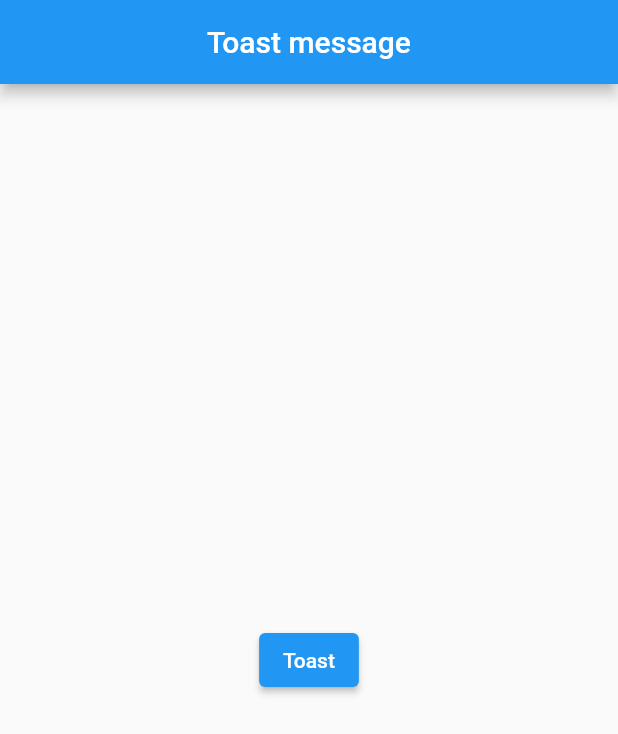
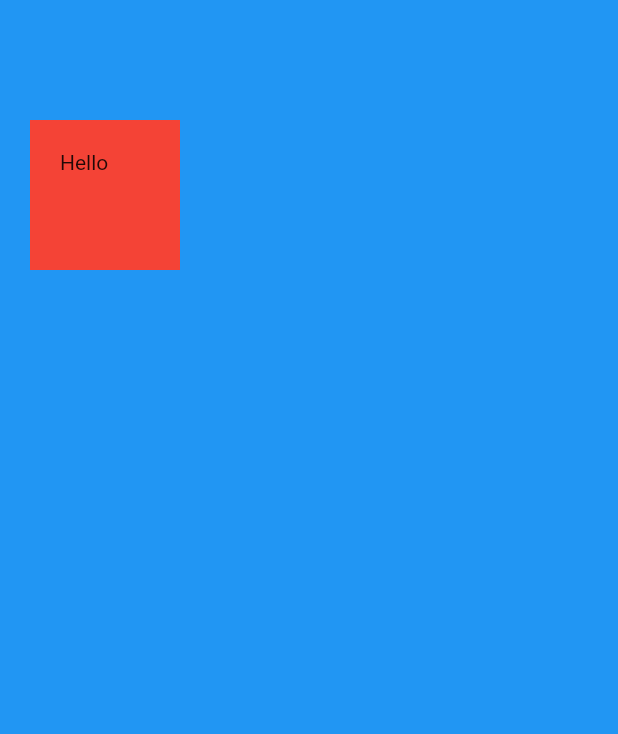
Before and after one commit to kisbi3/contact, a Flutter app: the screen it shows after launch, on a phone screen of 412 x 824 dp. Shown: the top 734 px of the screen. Run offline on Flutter 3.47's test engine with Material 2 defaults, Android fonts, the phone set to English and light mode, and no system bars.

Commit message:
Container Widget 되짚어보기
순한맛 20

```diff
--- a/lib/main.dart
+++ b/lib/main.dart
@@ -1,5 +1,4 @@
 import 'package:flutter/material.dart';
-import 'package:fluttertoast/fluttertoast.dart';
 
 void main() => runApp(MyApp());
 
@@ -24,31 +23,23 @@ class MyPage extends StatelessWidget {
   @override
   Widget build(BuildContext context) {
     return Scaffold(
-      appBar: AppBar(
-        title: Text('Toast message'),
-        centerTitle: true,
-      ),
-      body: Center(
-        child: ElevatedButton(
-            onPressed: (){
-              flutterToast();
-            },
-            child: Text('Toast'),
-            style: ElevatedButton.styleFrom(
-              backgroundColor: Colors.blue,
-            ),
+      backgroundColor: Colors.blue,
+      // SafeArea : 표현하려는 것이 화면 밖으로 나가는 것을 방지하는 역할.
+      body: SafeArea(
+        // Container는 최대한 큰 공간을 차지하려고 함!(child가 없는 경우.)
+        child: Container(
+          color: Colors.red,
+          width: 100,
+          height: 100,
+          margin: EdgeInsets.symmetric(
+            vertical: 80,
+            horizontal: 20,
+          ),
+          padding: EdgeInsets.all(20),
+          // child가 있는 경우에는 child 크기로 Container가 작아짐!
+          child: Text("Hello"),
         ),
       ),
     );
   }
 }
-
-void flutterToast(){
-  Fluttertoast.showToast(msg: 'Flutter',
-  gravity: ToastGravity.BOTTOM,
-  backgroundColor: Colors.redAccent,
-  fontSize: 20.0,
-  textColor: Colors.white,
-  toastLength: Toast.LENGTH_SHORT,
-  );
-}
```
